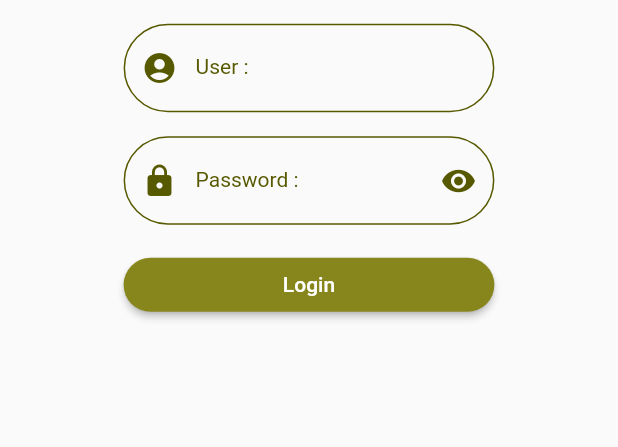
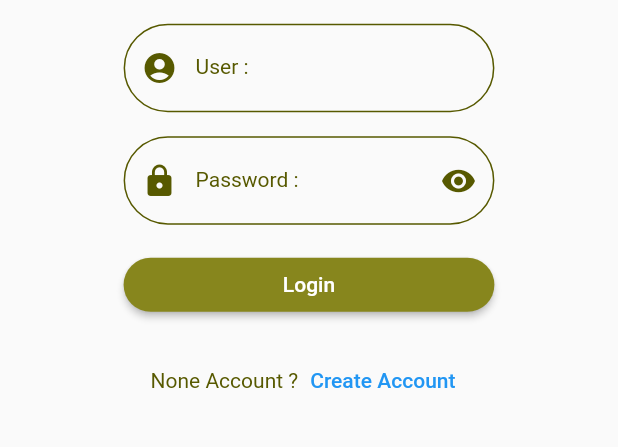
Before and after one commit to yingnaja/ShoppingMall, a Flutter app: the screen it shows after launch, on a phone screen of 412 x 824 dp, the part 413-860 px from its top. Run offline on Flutter 3.47's test engine with Material 2 defaults, Android fonts, the phone set to English and light mode, and no system bars.

Commit message:
๊Upload EP12.0

```diff
--- a/lib/states/authen.dart
+++ b/lib/states/authen.dart
@@ -28,10 +28,28 @@ class _AuthenState extends State<Authen> {
               buildUser(size),
               buildPassword(size),
               buildLogin(size),
+              buildCreateAccount(),
             ],
           ),
         ),
       ),
+    );
+  }
+
+  Row buildCreateAccount() {
+    return Row(
+      mainAxisAlignment: MainAxisAlignment.center,
+      children: [
+        ShowTitle(
+          title: 'None Account ?',
+          textStyle: MyConstant().h3Style(),
+        ),
+        TextButton(
+          onPressed: () =>
+              Navigator.pushNamed(context, MyConstant.routeCreateAccount),
+          child: Text('Create Account'),
+        ),
+      ],
     );
   }
 
```
Also changed, not shown: lib/states/create_account.dart (+50 -1 lines).
